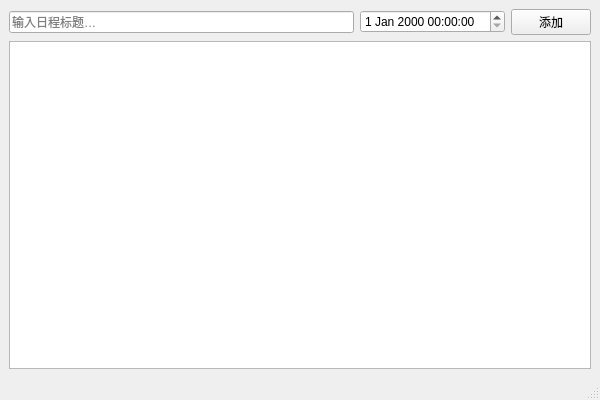
YOLOMIN/schedule-app, file mainwindow.ui: the form before one commit.
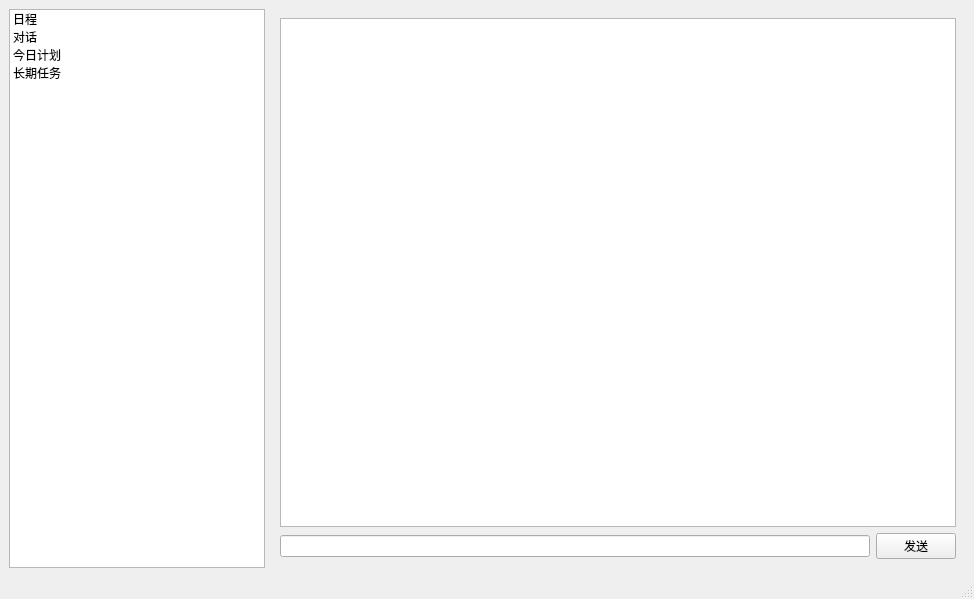
The form after the commit. The open tabs and pages were chosen to show the change.

Commit message: 添加对话功能模块

Diff of the .ui file:
```diff
--- a/mainwindow.ui
+++ b/mainwindow.ui
@@ -6,14 +6,51 @@
    <rect>
     <x>0</x>
     <y>0</y>
-    <width>600</width>
-    <height>400</height>
+    <width>974</width>
+    <height>599</height>
    </rect>
   </property>
   <property name="windowTitle">
    <string>日程规划</string>
   </property>
   <widget class="QWidget" name="centralwidget">
+   <layout class="QHBoxLayout" name="horizontalLayout_3">
+    <item>
+     <widget class="QListWidget" name="navList">
+      <property name="sizePolicy">
+       <sizepolicy hsizetype="Fixed" vsizetype="Expanding">
+        <horstretch>0</horstretch>
+        <verstretch>0</verstretch>
+       </sizepolicy>
+      </property>
+      <item>
+       <property name="text">
+        <string>日程</string>
+       </property>
+      </item>
+      <item>
+       <property name="text">
+        <string>对话</string>
+       </property>
+      </item>
+      <item>
+       <property name="text">
+        <string>今日计划</string>
+       </property>
+      </item>
+      <item>
+       <property name="text">
+        <string>长期任务</string>
+       </property>
+      </item>
+     </widget>
+    </item>
+    <item>
+     <widget class="QStackedWidget" name="stackedWidget">
+      <property name="currentIndex">
+       <number>0</number>
+      </property>
+      <widget class="QWidget" name="page">
    <layout class="QVBoxLayout" name="verticalLayout">
     <item>
      <layout class="QHBoxLayout" name="horizontalLayout">
@@ -41,7 +78,45 @@
     </item>
    </layout>
   </widget>
-  <widget class="QMenuBar" name="menubar"/>
+      <widget class="QWidget" name="page_2">
+       <layout class="QVBoxLayout" name="verticalLayout_2">
+        <item>
+         <widget class="QTextEdit" name="chatDisplay">
+          <property name="readOnly">
+           <bool>true</bool>
+          </property>
+         </widget>
+        </item>
+        <item>
+         <layout class="QHBoxLayout" name="horizontalLayout_2">
+          <item>
+           <widget class="QLineEdit" name="chatInput"/>
+          </item>
+          <item>
+           <widget class="QPushButton" name="sendButton">
+            <property name="text">
+             <string>发送</string>
+            </property>
+           </widget>
+          </item>
+         </layout>
+        </item>
+       </layout>
+      </widget>
+     </widget>
+    </item>
+   </layout>
+  </widget>
+  <widget class="QMenuBar" name="menubar">
+   <property name="geometry">
+    <rect>
+     <x>0</x>
+     <y>0</y>
+     <width>974</width>
+     <height>21</height>
+    </rect>
+   </property>
+  </widget>
   <widget class="QStatusBar" name="statusbar"/>
  </widget>
  <resources/>
```
Left out of the diff: 19 changed lines with no effect on the pictures. Lines whose indentation alone changed are shown as unchanged. The commit also changes 5 other files.
